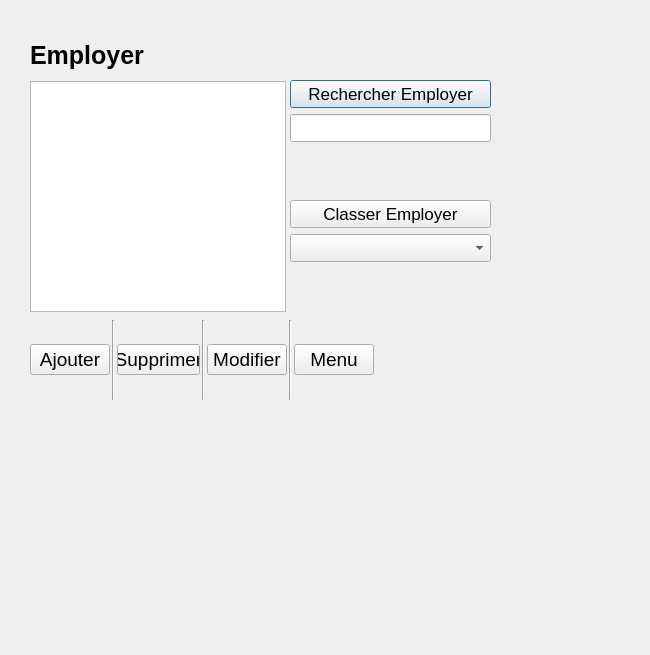
The window that UI/Employer.ui (LePerron/Application-gestion-employes-projet-session-2023) describes before a commit, drawn with Qt 5.
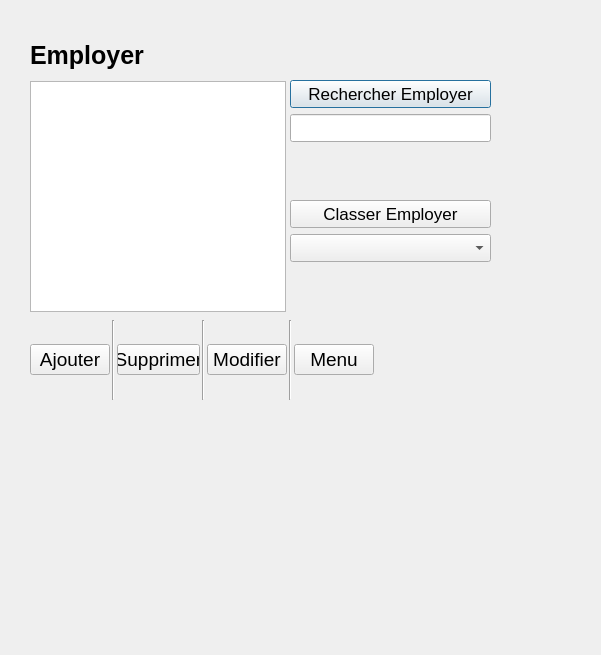
The same window after the commit.

Commit message: Ajout label erreur selection

The edit to the form file:
```diff
--- a/UI/Employer.ui
+++ b/UI/Employer.ui
@@ -6,7 +6,7 @@
    <rect>
     <x>0</x>
     <y>0</y>
-    <width>650</width>
+    <width>601</width>
     <height>655</height>
    </rect>
   </property>
```
Left out of the diff: 13 changed lines with no effect on the pictures.
